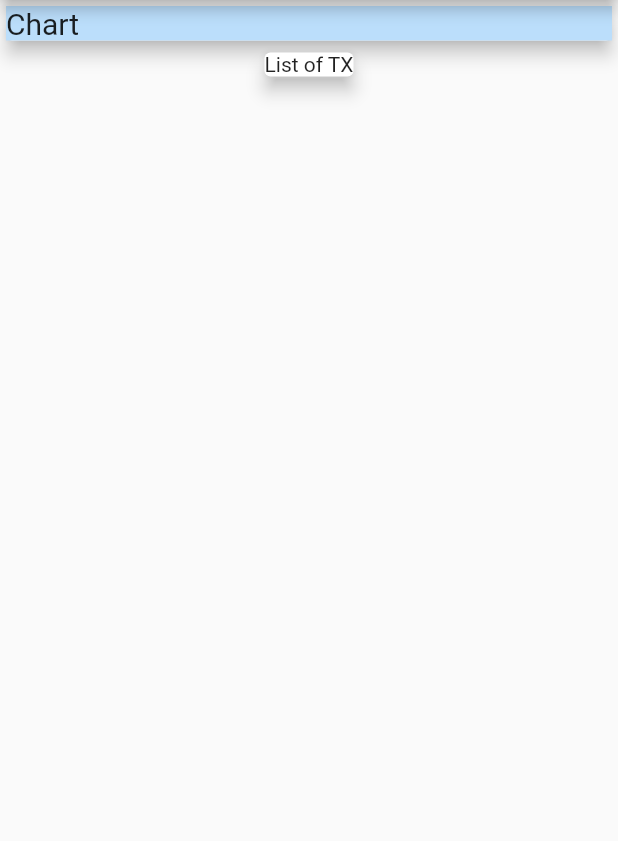
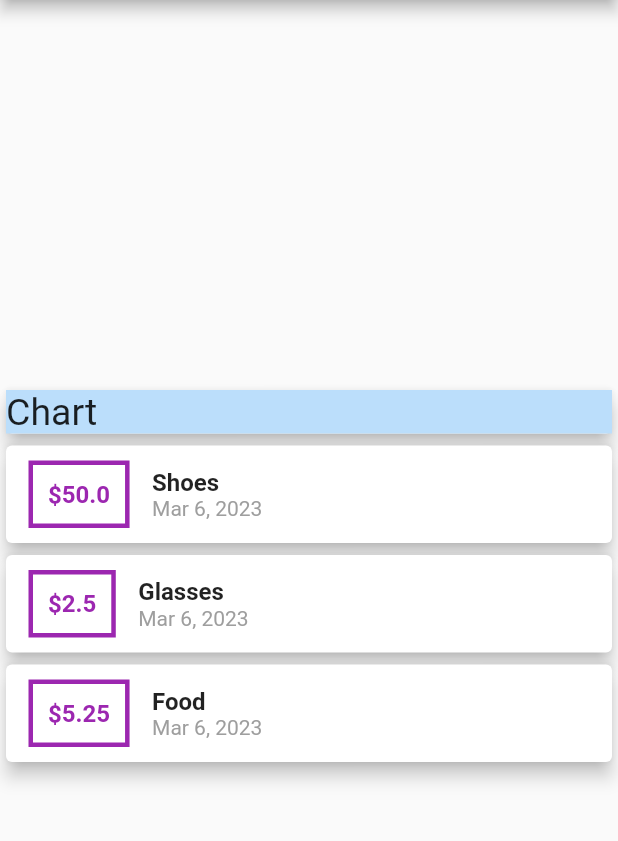
Before and after one commit to El-Neweshy/personal_expenses_app, a Flutter app: the screen it shows after launch, on a phone screen of 412 x 824 dp, the part 84-925 px from its top. Run offline on Flutter 3.47's test engine with Material 2 defaults, Android fonts, the phone set to English and light mode, and no system bars.

Commit message:
add styling to home

```diff
--- a/lib/main.dart
+++ b/lib/main.dart
@@ -1,4 +1,5 @@
 import 'package:flutter/material.dart';
+import 'package:intl/intl.dart';
 import './transaction.dart';
 
 void main() {
@@ -27,6 +28,7 @@ class MyHomePage extends StatelessWidget {
   final List<Transaction> transactions = [
     Transaction(id: 't1', title: 'Shoes', amount: 50, date: DateTime.now()),
     Transaction(id: 't2', title: 'Glasses', amount: 2.50, date: DateTime.now()),
+    Transaction(id: 't3', title: 'Food', amount: 5.25, date: DateTime.now()),
   ];
 
   @override
@@ -43,8 +45,8 @@ class MyHomePage extends StatelessWidget {
       ),
       body: Column(
         crossAxisAlignment: CrossAxisAlignment.center,
-        mainAxisAlignment: MainAxisAlignment.start,
-        children: <Widget>[
+        mainAxisAlignment: MainAxisAlignment.center,
+        children: [
           Card(
             elevation: 5,
             child: Container(
@@ -53,15 +55,64 @@ class MyHomePage extends StatelessWidget {
               child: const Text(
                 'Chart',
                 style: TextStyle(
-                  fontSize: 20,
+                  fontSize: 25,
                 ),
               ),
             ),
           ),
-          const Card(
-            elevation: 5,
-            child: Text('List of TX'),
-          )
+          Column(
+            children: transactions.map(
+              (tx) {
+                return Card(
+                  elevation: 5,
+                  child: Row(
+                    children: <Widget>[
+                      Container(
+                        margin: const EdgeInsets.symmetric(
+                          vertical: 10,
+                          horizontal: 15,
+                        ),
+                        decoration: BoxDecoration(
+                          border: Border.all(
+                            color: Colors.purple,
+                            width: 3,
+                          ),
+                        ),
+                        padding: const EdgeInsets.all(10),
+                        child: Text(
+                          '\$${tx.amount}',
+                          style: const TextStyle(
+                            fontWeight: FontWeight.bold,
+                            color: Colors.purple,
+                            fontSize: 16,
+                          ),
+                        ),
+                      ),
+                      Column(
+                        crossAxisAlignment: CrossAxisAlignment.start,
+                        mainAxisAlignment: MainAxisAlignment.center,
+                        children: [
+                          Text(
+                            tx.title,
+                            style: const TextStyle(
+                              fontWeight: FontWeight.bold,
+                              fontSize: 16,
+                            ),
+                          ),
+                          Text(
+                            DateFormat.yMMMd().format(tx.date),
+                            style: const TextStyle(
+                              color: Colors.grey,
+                            ),
+                          ),
+                        ],
+                      ),
+                    ],
+                  ),
+                );
+              },
+            ).toList(),
+          ),
         ],
       ),
     );
--- a/pubspec.yaml
+++ b/pubspec.yaml
@@ -30,6 +30,7 @@ environment:
 dependencies:
   flutter:
     sdk: flutter
+  intl: ^0.18.0
 
 
   # The following adds the Cupertino Icons font to your application.
```
Also changed, not shown: pubspec.lock.
